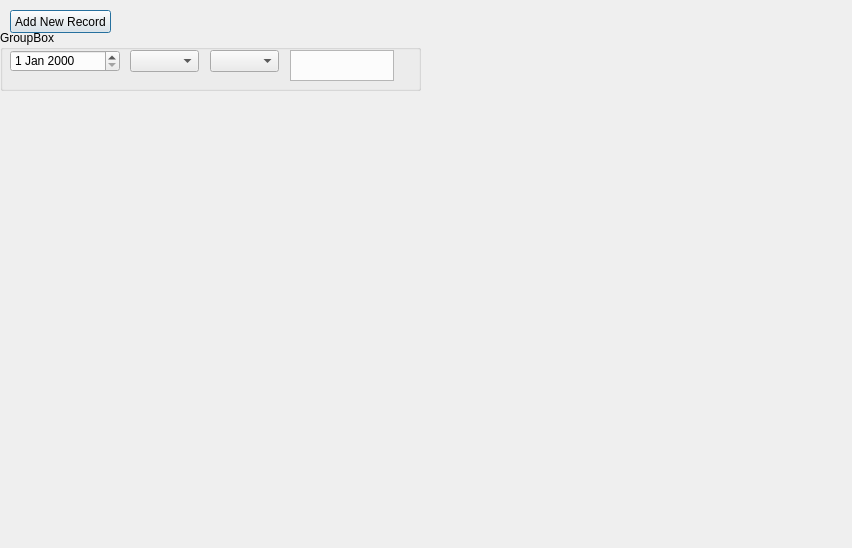
Before: the Qt Designer form BattleBoard/AdventureRecordWindow.ui in Greykoil/BattleBoard, drawn with Qt 5.
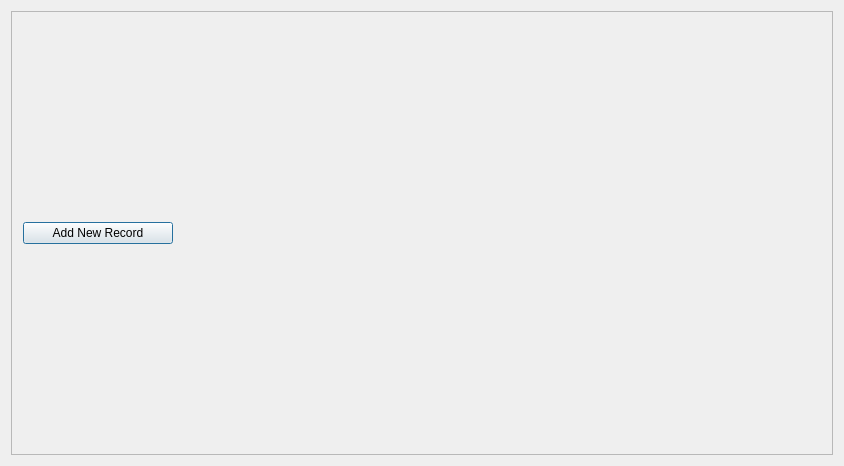
After: the same form once the commit is applied.

```diff
--- a/BattleBoard/AdventureRecordWindow.ui
+++ b/BattleBoard/AdventureRecordWindow.ui
@@ -6,90 +6,47 @@
    <rect>
     <x>0</x>
     <y>0</y>
-    <width>852</width>
-    <height>548</height>
+    <width>844</width>
+    <height>466</height>
    </rect>
   </property>
   <property name="windowTitle">
    <string>Adventure Record</string>
   </property>
-  <widget class="QPushButton" name="PushButton">
-   <property name="geometry">
-    <rect>
-     <x>10</x>
-     <y>10</y>
-     <width>101</width>
-     <height>23</height>
-    </rect>
-   </property>
-   <property name="text">
-    <string>Add New Record</string>
-   </property>
-  </widget>
-  <widget class="QComboBox" name="comboBox">
-   <property name="geometry">
-    <rect>
-     <x>130</x>
-     <y>50</y>
-     <width>69</width>
-     <height>22</height>
-    </rect>
-   </property>
-  </widget>
-  <widget class="QComboBox" name="comboBox_2">
-   <property name="geometry">
-    <rect>
-     <x>210</x>
-     <y>50</y>
-     <width>69</width>
-     <height>22</height>
-    </rect>
-   </property>
-  </widget>
-  <widget class="QTextEdit" name="textEdit">
-   <property name="geometry">
-    <rect>
-     <x>290</x>
-     <y>50</y>
-     <width>104</width>
-     <height>31</height>
-    </rect>
-   </property>
-  </widget>
-  <widget class="QDateEdit" name="dateEdit">
-   <property name="geometry">
-    <rect>
-     <x>10</x>
-     <y>50</y>
-     <width>110</width>
-     <height>22</height>
-    </rect>
-   </property>
-  </widget>
-  <widget class="QGroupBox" name="groupBox">
-   <property name="geometry">
-    <rect>
-     <x>0</x>
-     <y>30</y>
-     <width>421</width>
-     <height>61</height>
-    </rect>
-   </property>
-   <property name="title">
-    <string>GroupBox</string>
-   </property>
-  </widget>
-  <widget class="QWidget" name="verticalLayoutWidget">
-   <property name="geometry">
-    <rect>
-     <x>270</x>
-     <y>230</y>
-     <width>160</width>
-     <height>80</height>
-    </rect>
-   </property>
-   <layout class="QVBoxLayout" name="verticalLayout"/>
-  </widget>
+  <layout class="QVBoxLayout" name="verticalLayout">
+   <item>
+    <widget class="QScrollArea" name="scrollArea">
+     <property name="widgetResizable">
+      <bool>true</bool>
+     </property>
+     <widget class="QWidget" name="scrollAreaWidgetContents">
+      <property name="geometry">
+       <rect>
+        <x>0</x>
+        <y>0</y>
+        <width>824</width>
+        <height>446</height>
+       </rect>
+      </property>
+      <layout class="QVBoxLayout" name="verticalLayout_2">
+       <item>
+        <widget class="QPushButton" name="PushButton">
+         <property name="maximumSize">
+          <size>
+           <width>150</width>
+           <height>16777215</height>
+          </size>
+         </property>
+         <property name="text">
+          <string>Add New Record</string>
+         </property>
+        </widget>
+       </item>
+      </layout>
+     </widget>
+    </widget>
+   </item>
+  </layout>
  </widget>
  <layoutdefault spacing="6" margin="11"/>
  <resources/>
```
